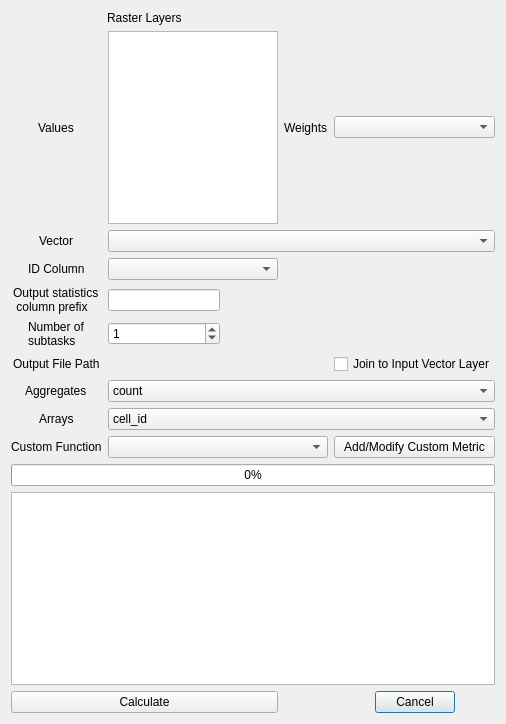
Before: the Qt Designer form zonal_exact/zonal_exact_dialog_base.ui in JakubCha/exactextract_qgis, drawn with Qt 5.
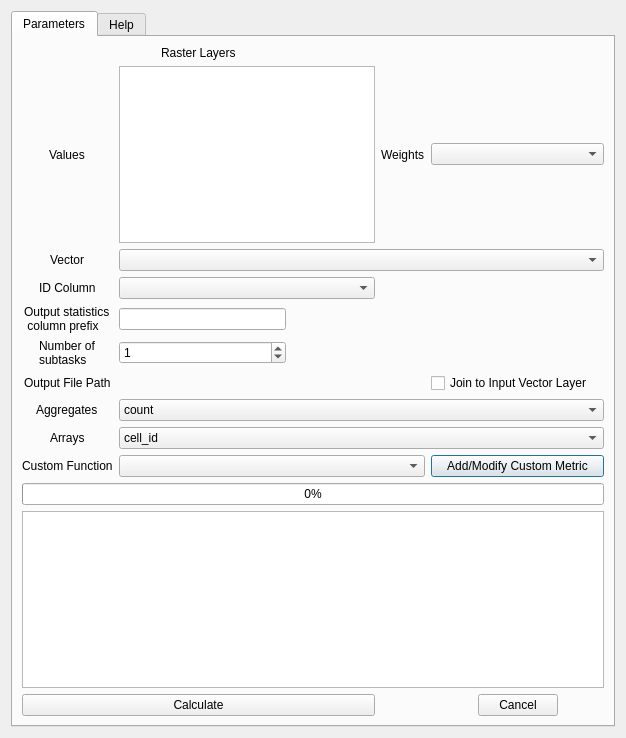
After: the same form once the commit is applied. The open tabs and pages were chosen to show the change. Custom widgets are drawn as their Qt base class.

Commit message: modify GUI to use TabWidgets

```diff
--- a/zonal_exact/zonal_exact_dialog_base.ui
+++ b/zonal_exact/zonal_exact_dialog_base.ui
@@ -6,8 +6,8 @@
    <rect>
     <x>0</x>
     <y>0</y>
-    <width>506</width>
-    <height>724</height>
+    <width>626</width>
+    <height>738</height>
    </rect>
   </property>
   <property name="windowTitle">
@@ -15,25 +15,108 @@
   </property>
   <layout class="QGridLayout" name="gridLayout_2">
    <item row="0" column="0">
+    <widget class="QTabWidget" name="tabWidget">
+     <property name="autoFillBackground">
+      <bool>false</bool>
+     </property>
+     <property name="currentIndex">
+      <number>1</number>
+     </property>
+     <widget class="QWidget" name="parametersTab">
+      <attribute name="title">
+       <string>Parameters</string>
+      </attribute>
+      <layout class="QGridLayout" name="gridLayout_3">
+       <item row="0" column="0">
     <layout class="QGridLayout" name="gridLayout">
      <property name="sizeConstraint">
       <enum>QLayout::SetMaximumSize</enum>
      </property>
-     <item row="7" column="1" colspan="2">
-      <widget class="QSpinBox" name="mSubtasksSpinBox">
-       <property name="value">
-        <number>1</number>
-       </property>
-      </widget>
-     </item>
-     <item row="8" column="0" alignment="Qt::AlignHCenter">
+         <item row="1" column="1" colspan="3">
+          <widget class="MultiRasterLayerSelectionWidget" name="mRasterLayersList">
+           <property name="enabled">
+            <bool>true</bool>
+           </property>
+           <property name="selectionMode">
+            <enum>QAbstractItemView::MultiSelection</enum>
+           </property>
+           <property name="horizontalScrollMode">
+            <enum>QAbstractItemView::ScrollPerItem</enum>
+           </property>
+          </widget>
+         </item>
+         <item row="12" column="0" colspan="4">
+          <widget class="QPushButton" name="mCalculateButton">
+           <property name="text">
+            <string>Calculate</string>
+           </property>
+           <property name="checkable">
+            <bool>false</bool>
+           </property>
+           <property name="checked">
+            <bool>false</bool>
+           </property>
+           <property name="autoDefault">
+            <bool>false</bool>
+           </property>
+          </widget>
+         </item>
+         <item row="1" column="0" alignment="Qt::AlignHCenter">
+          <widget class="QLabel" name="label">
+           <property name="text">
+            <string>Values</string>
+           </property>
+          </widget>
+         </item>
+         <item row="3" column="1" colspan="3">
+          <widget class="QgsFieldComboBox" name="mFieldComboBox"/>
+         </item>
+         <item row="6" column="0" alignment="Qt::AlignHCenter">
       <widget class="QLabel" name="label_4">
        <property name="text">
         <string>Output File Path</string>
        </property>
       </widget>
      </item>
-     <item row="10" column="1" colspan="5">
+         <item row="1" column="5">
+          <widget class="QgsMapLayerComboBox" name="mWeightsLayerComboBox">
+           <property name="allowEmptyLayer">
+            <bool>true</bool>
+           </property>
+          </widget>
+         </item>
+         <item row="8" column="0" alignment="Qt::AlignHCenter">
+          <widget class="QLabel" name="label_6">
+           <property name="text">
+            <string>Arrays</string>
+           </property>
+          </widget>
+         </item>
+         <item row="9" column="5">
+          <widget class="QPushButton" name="mAddModifyMetricButton">
+           <property name="text">
+            <string>Add/Modify Custom Metric</string>
+           </property>
+          </widget>
+         </item>
+         <item row="2" column="1" colspan="5">
+          <widget class="QgsMapLayerComboBox" name="mVectorLayerComboBox"/>
+         </item>
+         <item row="3" column="0" alignment="Qt::AlignHCenter">
+          <widget class="QLabel" name="label_11">
+           <property name="text">
+            <string>ID Column</string>
+           </property>
+          </widget>
+         </item>
+         <item row="7" column="0" alignment="Qt::AlignHCenter">
+          <widget class="QLabel" name="label_5">
+           <property name="text">
+            <string>Aggregates</string>
+           </property>
+          </widget>
+         </item>
+         <item row="8" column="1" colspan="5">
       <widget class="QgsCheckableComboBox" name="mArraysComboBox">
        <property name="toolTip">
         <string>Select statistics that output multiple values (array)</string>
@@ -80,14 +163,29 @@
        </item>
       </widget>
      </item>
-     <item row="9" column="0" alignment="Qt::AlignHCenter">
-      <widget class="QLabel" name="label_5">
+         <item row="0" column="0" colspan="4" alignment="Qt::AlignHCenter">
+          <widget class="QLabel" name="label_13">
        <property name="text">
-        <string>Aggregates</string>
+            <string>Raster Layers</string>
        </property>
       </widget>
      </item>
-     <item row="15" column="5">
+         <item row="5" column="0" alignment="Qt::AlignHCenter">
+          <widget class="QLabel" name="label_3">
+           <property name="text">
+            <string>Number of 
+subtasks</string>
+           </property>
+          </widget>
+         </item>
+         <item row="5" column="1" colspan="2">
+          <widget class="QSpinBox" name="mSubtasksSpinBox">
+           <property name="value">
+            <number>1</number>
+           </property>
+          </widget>
+         </item>
+         <item row="12" column="5">
       <widget class="QDialogButtonBox" name="mButtonBox">
        <property name="orientation">
         <enum>Qt::Horizontal</enum>
@@ -100,10 +198,17 @@
        </property>
       </widget>
      </item>
-     <item row="5" column="1" colspan="3">
-      <widget class="QgsFieldComboBox" name="mFieldComboBox"/>
-     </item>
-     <item row="8" column="1" colspan="4">
+         <item row="9" column="1" colspan="4">
+          <widget class="QgsCheckableComboBox" name="mCustomFunctionsComboBox"/>
+         </item>
+         <item row="1" column="4">
+          <widget class="QLabel" name="label_12">
+           <property name="text">
+            <string>Weights</string>
+           </property>
+          </widget>
+         </item>
+         <item row="6" column="1" colspan="4">
       <widget class="QgsFileWidget" name="mQgsOutputFileWidget">
        <property name="fileWidgetButtonVisible">
         <bool>true</bool>
@@ -122,111 +227,7 @@
        </property>
       </widget>
      </item>
-     <item row="0" column="0" colspan="4" alignment="Qt::AlignHCenter">
-      <widget class="QLabel" name="label_13">
-       <property name="text">
-        <string>Raster Layers</string>
-       </property>
-      </widget>
-     </item>
-     <item row="15" column="0" colspan="4">
-      <widget class="QPushButton" name="mCalculateButton">
-       <property name="text">
-        <string>Calculate</string>
-       </property>
-       <property name="checkable">
-        <bool>false</bool>
-       </property>
-       <property name="checked">
-        <bool>false</bool>
-       </property>
-       <property name="autoDefault">
-        <bool>false</bool>
-       </property>
-      </widget>
-     </item>
-     <item row="5" column="0" alignment="Qt::AlignHCenter">
-      <widget class="QLabel" name="label_11">
-       <property name="text">
-        <string>ID Column</string>
-       </property>
-      </widget>
-     </item>
-     <item row="6" column="1" colspan="2">
-      <widget class="QLineEdit" name="mPrefixEdit">
-       <property name="text">
-        <string/>
-       </property>
-      </widget>
-     </item>
-     <item row="10" column="0" alignment="Qt::AlignHCenter">
-      <widget class="QLabel" name="label_6">
-       <property name="text">
-        <string>Arrays</string>
-       </property>
-      </widget>
-     </item>
-     <item row="6" column="0" alignment="Qt::AlignHCenter">
-      <widget class="QLabel" name="label_10">
-       <property name="text">
-        <string>Output statistics
- column prefix</string>
-       </property>
-      </widget>
-     </item>
-     <item row="12" column="0" colspan="6" alignment="Qt::AlignVCenter">
-      <widget class="QProgressBar" name="mProgressBar">
-       <property name="value">
-        <number>0</number>
-       </property>
-       <property name="textVisible">
-        <bool>true</bool>
-       </property>
-      </widget>
-     </item>
-     <item row="11" column="1" colspan="4">
-      <widget class="QgsCheckableComboBox" name="mCustomFunctionsComboBox"/>
-     </item>
-     <item row="4" column="0" alignment="Qt::AlignHCenter">
-      <widget class="QLabel" name="label_2">
-       <property name="text">
-        <string>Vector</string>
-       </property>
-      </widget>
-     </item>
-     <item row="11" column="5">
-      <widget class="QPushButton" name="mAddModifyMetricButton">
-       <property name="text">
-        <string>Add/Modify Custom Metric</string>
-       </property>
-      </widget>
-     </item>
-     <item row="4" column="1" colspan="5">
-      <widget class="QgsMapLayerComboBox" name="mVectorLayerComboBox"/>
-     </item>
-     <item row="1" column="0" alignment="Qt::AlignHCenter">
-      <widget class="QLabel" name="label">
-       <property name="text">
-        <string>Values</string>
-       </property>
-      </widget>
-     </item>
-     <item row="7" column="0" alignment="Qt::AlignHCenter">
-      <widget class="QLabel" name="label_3">
-       <property name="text">
-        <string>Number of 
-subtasks</string>
-       </property>
-      </widget>
-     </item>
-     <item row="1" column="4">
-      <widget class="QLabel" name="label_12">
-       <property name="text">
-        <string>Weights</string>
-       </property>
-      </widget>
-     </item>
-     <item row="8" column="5">
+         <item row="6" column="5">
       <widget class="QCheckBox" name="mJoinCheckBox">
        <property name="text">
         <string>Join to Input Vector Layer</string>
@@ -236,41 +237,21 @@
        </property>
       </widget>
      </item>
-     <item row="1" column="5">
-      <widget class="QgsMapLayerComboBox" name="mWeightsLayerComboBox">
-       <property name="allowEmptyLayer">
-        <bool>true</bool>
+         <item row="2" column="0" alignment="Qt::AlignHCenter">
+          <widget class="QLabel" name="label_2">
+           <property name="text">
+            <string>Vector</string>
        </property>
       </widget>
      </item>
-     <item row="11" column="0">
+         <item row="9" column="0">
       <widget class="QLabel" name="label_7">
        <property name="text">
         <string>Custom Function</string>
        </property>
       </widget>
      </item>
-     <item row="1" column="1" colspan="3">
-      <widget class="MultiRasterLayerSelectionWidget" name="mRasterLayersList">
-       <property name="selectionMode">
-        <enum>QAbstractItemView::MultiSelection</enum>
-       </property>
-       <property name="horizontalScrollMode">
-        <enum>QAbstractItemView::ScrollPerItem</enum>
-       </property>
-      </widget>
-     </item>
-     <item row="13" column="0" colspan="6">
-      <widget class="QPlainTextEdit" name="mPlainText">
-       <property name="readOnly">
-        <bool>true</bool>
-       </property>
-       <property name="plainText">
-        <string/>
-       </property>
-      </widget>
-     </item>
-     <item row="9" column="1" colspan="5">
+         <item row="7" column="1" colspan="5">
       <widget class="QgsCheckableComboBox" name="mAggregatesComboBox">
        <property name="acceptDrops">
         <bool>false</bool>
@@ -381,7 +362,64 @@
        </item>
       </widget>
      </item>
-    </layout>
+         <item row="4" column="0" alignment="Qt::AlignHCenter">
+          <widget class="QLabel" name="label_10">
+           <property name="text">
+            <string>Output statistics
+ column prefix</string>
+           </property>
+          </widget>
+         </item>
+         <item row="4" column="1" colspan="2">
+          <widget class="QLineEdit" name="mPrefixEdit">
+           <property name="text">
+            <string/>
+           </property>
+          </widget>
+         </item>
+         <item row="10" column="0" colspan="6" alignment="Qt::AlignVCenter">
+          <widget class="QProgressBar" name="mProgressBar">
+           <property name="value">
+            <number>0</number>
+           </property>
+           <property name="textVisible">
+            <bool>true</bool>
+           </property>
+          </widget>
+         </item>
+         <item row="11" column="0" colspan="6">
+          <widget class="QPlainTextEdit" name="mPlainText">
+           <property name="readOnly">
+            <bool>true</bool>
+           </property>
+           <property name="plainText">
+            <string/>
+           </property>
+          </widget>
+         </item>
+        </layout>
+       </item>
+      </layout>
+     </widget>
+     <widget class="QWidget" name="helpTab">
+      <attribute name="title">
+       <string>Help</string>
+      </attribute>
+      <widget class="QTextBrowser" name="textBrowser">
+       <property name="geometry">
+        <rect>
+         <x>0</x>
+         <y>0</y>
+         <width>601</width>
+         <height>701</height>
+        </rect>
+       </property>
+       <property name="markdown">
+        <string/>
+       </property>
+      </widget>
+     </widget>
+    </widget>
    </item>
   </layout>
  </widget>
```
Lines whose indentation alone changed are shown as unchanged. The commit also changes 4 other files.
